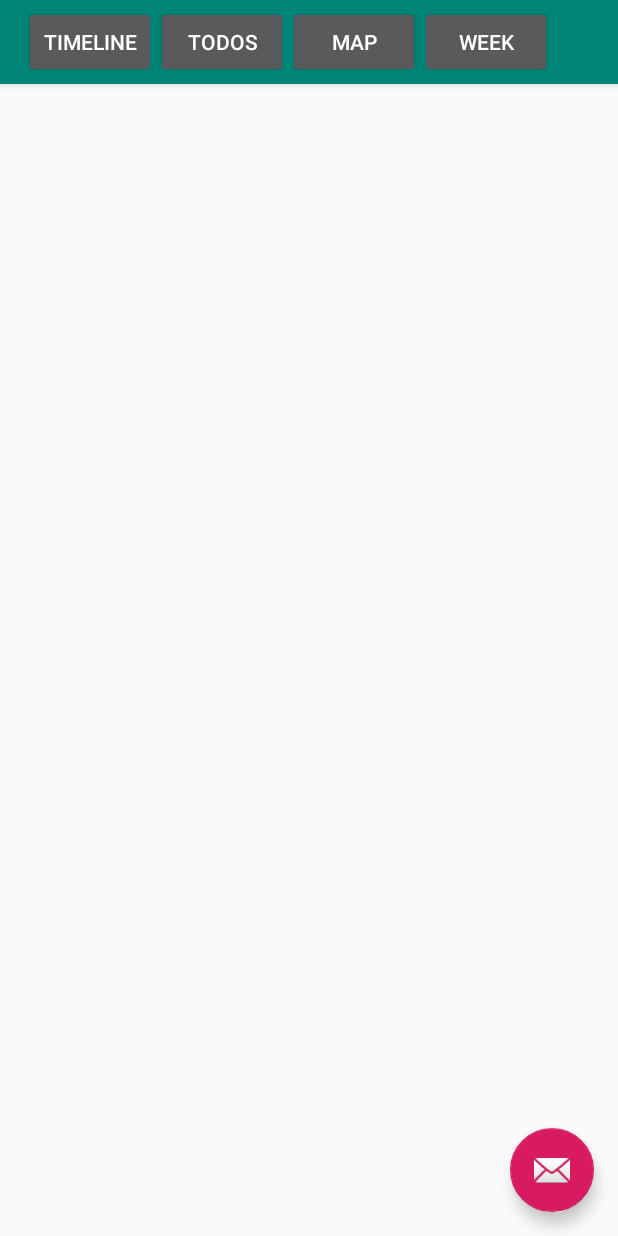
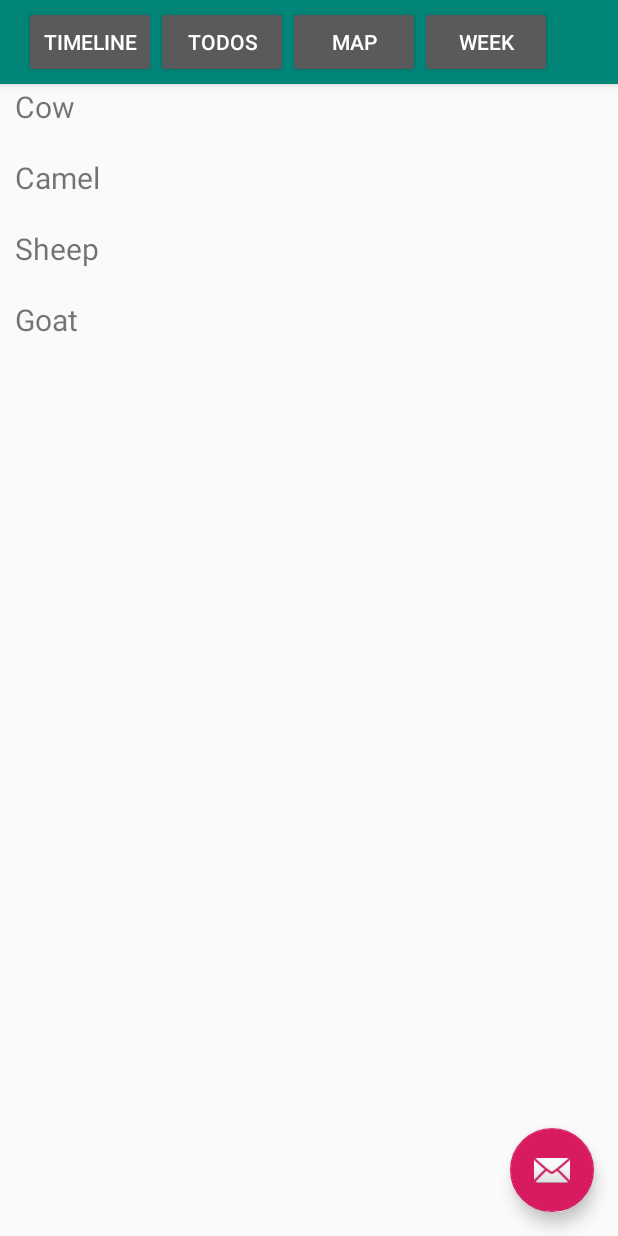
Before and after one commit to player1s/ChecklistExtendedNew, an Android app: the timeLine screen opened directly, with no data from a screen before it, on a phone screen of 412 x 824 dp. Run offline under Robolectric (Android 15) with nearby library versions, the phone set to English and light mode, and no system bars.

Commit message:
added recyclerview on timeline

```diff
--- a/app/src/main/java/com/example/checklistextended/timeLine.java
+++ b/app/src/main/java/com/example/checklistextended/timeLine.java
@@ -4,16 +4,40 @@ import android.content.Intent;
 import android.os.Bundle;
 import android.view.View;
 import android.widget.Button;
+import android.widget.Toast;
 
 import androidx.appcompat.app.AppCompatActivity;
+import androidx.recyclerview.widget.LinearLayoutManager;
+import androidx.recyclerview.widget.RecyclerView;
 
-public class timeLine extends AppCompatActivity {
+import com.google.android.material.floatingactionbutton.FloatingActionButton;
+
+import java.util.ArrayList;
+
+public class timeLine extends AppCompatActivity implements mouRWAdapter.ItemClickListener{
+
+    mouRWAdapter adapter;
 
     @Override
     protected void onCreate(Bundle savedInstanceState)  {
         super.onCreate(savedInstanceState);
         setContentView(R.layout.timeline);
 
+
+        // data to populate the RecyclerView with
+        ArrayList<String> animalNames = new ArrayList<>();
+        animalNames.add("Horse");
+        animalNames.add("Cow");
+        animalNames.add("Camel");
+        animalNames.add("Sheep");
+        animalNames.add("Goat");
+
+        // set up the RecyclerView
+        RecyclerView recyclerView = findViewById(R.id.rvAnimalsInTimeline);
+        recyclerView.setLayoutManager(new LinearLayoutManager(this));
+        adapter = new mouRWAdapter(this, animalNames);
+        adapter.setClickListener(this);
+        recyclerView.setAdapter(adapter);
 
         //set up the buttons on the toolbar
         Button btnTimeLineInTimeLine = (Button) findViewById(R.id.btnTimeLineInTimeLine);
@@ -49,6 +73,20 @@ public class timeLine extends AppCompatActivity {
                 startActivity(intent);
             }
         });
+
+        final FloatingActionButton fabInTimeline = (FloatingActionButton) findViewById(R.id.fabInTimeline);
+        fabInTimeline.setOnClickListener(new View.OnClickListener() {
+            public void onClick(View v) {
+                getAdapter().newAddeddata("doesntmatter");
+            }
+        });
+    }
+    public mouRWAdapter getAdapter(){
+        return adapter;
     }
 
+    @Override
+    public void onItemClick(View view, int position) {
+        Toast.makeText(this, "You clicked " + adapter.getItem(position) + " on row number " + position, Toast.LENGTH_SHORT).show();
+    }
 }
--- a/app/src/main/res/layout/timeline.xml
+++ b/app/src/main/res/layout/timeline.xml
@@ -47,8 +47,13 @@
     </com.google.android.material.appbar.AppBarLayout>
 
 
+    <androidx.recyclerview.widget.RecyclerView
+        android:id="@+id/rvAnimalsInTimeline"
+        android:layout_width="match_parent"
+        android:layout_height="match_parent"/>
+
     <com.google.android.material.floatingactionbutton.FloatingActionButton
-        android:id="@+id/fab"
+        android:id="@+id/fabInTimeline"
         android:layout_width="wrap_content"
         android:layout_height="wrap_content"
         android:layout_gravity="bottom|end"
```
